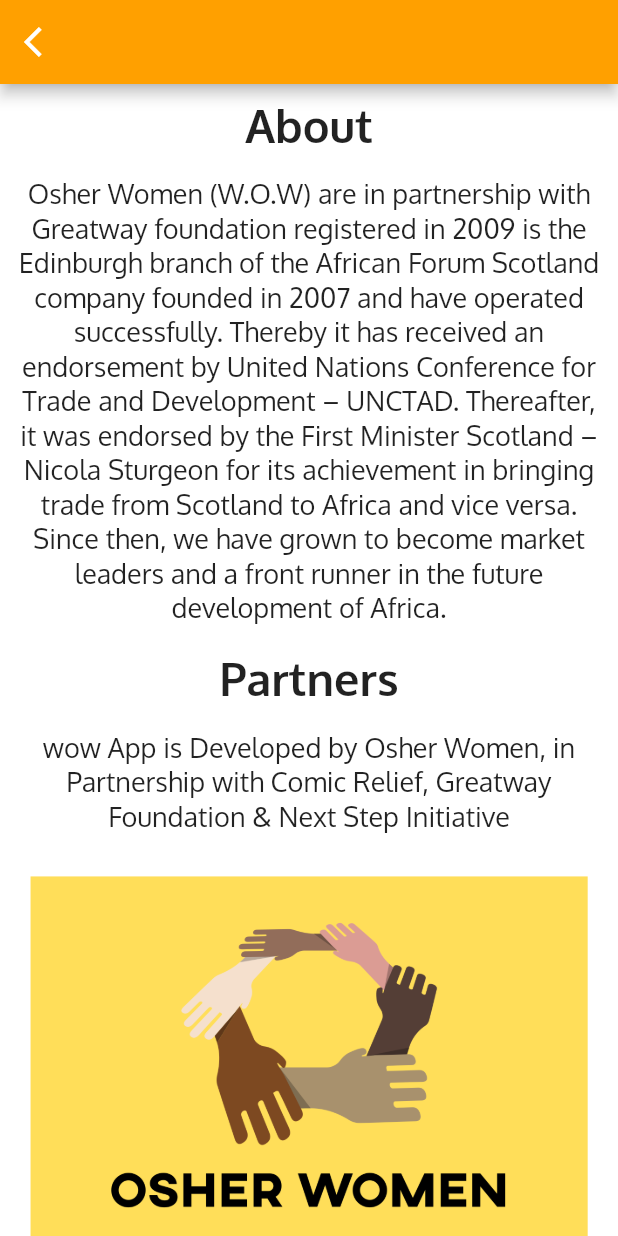
After one commit to zionnite/wow, a Flutter app: the AboutScreen screen opened by its route, on a phone screen of 412 x 824 dp. The commit adds this screen. Run offline on Flutter 3.47's test engine with Material 2 defaults, Android fonts, the phone set to English and light mode, and no system bars; our stand-ins replace cached_network_image, flutter_linkify, image_picker, modal_progress_hud, rxdart and 3 more; missing offline and left inert: dart:ffi, draggable_fab, giffy_dialog, popup_menu; accounts and stored records are empty; network calls fail.

Commit message:
Touching Fitting

```diff
--- a/lib/main.dart
+++ b/lib/main.dart
@@ -8,6 +8,7 @@ import 'package:wow/blocs/app_bloc.dart';
 import 'package:wow/blocs/bloc_provider.dart';
 import 'package:wow/blocs/forum_bloc.dart';
 import 'package:wow/bottom_navigation.dart';
+import 'package:wow/screen/about_screen.dart';
 import 'package:wow/screen/forum_detail_screen.dart';
 import 'package:wow/screen/forum_screen.dart';
 import 'package:wow/screen/home_screen.dart';
@@ -74,6 +75,7 @@ Future<void> main() async {
               RegistrationScreen.id: (context) => RegistrationScreen(),
               ResetPassword.id: (context) => ResetPassword(),
               UpdateUserProfile.id: (context) => UpdateUserProfile(),
+              AboutScreen.id: (context) => AboutScreen(),
             },
             home: isUserLogin == null ? LoginScreen() : Nav(),
           ),
--- /dev/null
+++ b/lib/screen/about_screen.dart
@@ -0,0 +1,158 @@
+import 'package:flutter/material.dart';
+import 'package:flutter_linkify/flutter_linkify.dart';
+import 'package:url_launcher/url_launcher.dart';
+
+class AboutScreen extends StatefulWidget {
+  static const String id = 'about_screen';
+  @override
+  _AboutScreenState createState() => _AboutScreenState();
+}
+
+class _AboutScreenState extends State<AboutScreen> {
+  final String about_us_link = 'https://osherwomen.com/About';
+  @override
+  Widget build(BuildContext context) {
+    return Scaffold(
+      backgroundColor: Colors.white,
+      appBar: AppBar(
+        leading: IconButton(
+          onPressed: () {
+            Navigator.pop(context);
+          },
+          icon: Icon(
+            Icons.arrow_back_ios,
+            color: Colors.white,
+          ),
+        ),
+        // title: Text(
+        //   'About W.0.W',
+        //   style: TextStyle(
+        //     color: Colors.white,
+        //   ),
+        // ),
+      ),
+      body: SingleChildScrollView(
+        child: Column(
+          children: [
+            Padding(
+              padding: const EdgeInsets.all(8.0),
+              child: Text(
+                'About',
+                style: TextStyle(
+                  fontSize: 30.0,
+                  fontWeight: FontWeight.bold,
+                ),
+              ),
+            ),
+            Padding(
+              padding: const EdgeInsets.all(8.0),
+              child: Text(
+                'Osher Women (W.O.W) are in partnership with Greatway foundation registered in 2009 is the Edinburgh branch of the African Forum Scotland company founded in 2007 and have operated successfully. Thereby it has received an endorsement by United Nations Conference for Trade and Development – UNCTAD. Thereafter, it was endorsed by the First Minister Scotland – Nicola Sturgeon for its achievement in bringing trade from Scotland to Africa and vice versa. Since then, we have grown to become market leaders and a front runner in the future development of Africa.',
+                style: TextStyle(
+                  fontSize: 18.0,
+                ),
+                textAlign: TextAlign.center,
+              ),
+            ),
+            Padding(
+              padding: const EdgeInsets.all(8.0),
+              child: Text(
+                'Partners',
+                style: TextStyle(
+                  fontSize: 30.0,
+                  fontWeight: FontWeight.bold,
+                ),
+              ),
+            ),
+            Padding(
+              padding: const EdgeInsets.all(8.0),
+              child: Text(
+                'wow App is Developed by Osher Women, in Partnership with Comic Relief, Greatway Foundation & Next Step Initiative',
+                style: TextStyle(
+                  fontSize: 18.0,
+                ),
+                textAlign: TextAlign.center,
+              ),
+            ),
+            Padding(
+              padding: const EdgeInsets.all(20.0),
+              child: Image.asset('assets/images/osher_women.jpg'),
+            ),
+            SizedBox(
+              height: 20,
+            ),
+            Padding(
+              padding: const EdgeInsets.all(20.0),
+              child: Image.asset('assets/images/great_way.png'),
+            ),
+            SizedBox(
+              height: 20,
+            ),
+            Padding(
+              padding: const EdgeInsets.all(20.0),
+              child: Image.asset(
+                'assets/images/next_step.png',
+                fit: BoxFit.fitWidth,
+              ),
+            ),
+            Padding(
+              padding: const EdgeInsets.all(20.0),
+              child: Image.asset(
+                'assets/images/comic_relief.png',
+                fit: BoxFit.fitWidth,
+              ),
+            ),
+
+            /*==Bottom===*/
+            Container(
+              margin: EdgeInsets.only(bottom: 50.0),
+              child: GestureDetector(
+                onTap: () {
+                  _launchUniversalLinkIos(about_us_link);
+                },
+                child: Card(
+                  color: Colors.redAccent,
+                  elevation: 10.0,
+                  child: Padding(
+                    padding: const EdgeInsets.only(
+                        top: 18.0, bottom: 18.0, left: 20.0, right: 20.0),
+                    child: Text(
+                      'Click here to read More',
+                      style: TextStyle(
+                        color: Colors.white,
+                      ),
+                    ),
+                  ),
+                ),
+              ),
+            ),
+          ],
+        ),
+      ),
+    );
+  }
+}
+
+Future<void> _onOpen(LinkableElement link) async {
+  if (await canLaunch(link.url)) {
+    await launch(link.url);
+  } else {
+    throw 'Could not launch $link';
+  }
+}
+
+Future<void> _launchUniversalLinkIos(String url) async {
+  if (await canLaunch(url)) {
+    final bool nativeAppLaunchSucceeded = await launch(
+      url,
+      forceSafariVC: false,
+      universalLinksOnly: true,
+    );
+    if (!nativeAppLaunchSucceeded) {
+      await launch(
+        url,
+        forceSafariVC: true,
+      );
+    }
+  }
+}
--- a/lib/services/ApiService.dart
+++ b/lib/services/ApiService.dart
@@ -735,10 +735,14 @@ Future<bool> updateUserProfile(
 
   var respond = await request.send();
   if (respond.statusCode == 200) {
+    var new_user_img = 'https://api.osherwomen.com/user_img/$my_id' +
+        '/' +
+        profileImage.filename;
     SharedPreferences prefs = await SharedPreferences.getInstance();
     prefs.setString('full_name', name);
     prefs.setString('age', age);
     prefs.setString('phone_no', phone);
+    prefs.setString('user_img', new_user_img);
     prefs.setBool('profile_updated', true);
     return true;
   } else {
--- a/lib/utils.dart
+++ b/lib/utils.dart
@@ -33,3 +33,5 @@ double screenHeightExcludingToolbar(BuildContext context,
     {double dividedBy = 1}) {
   return screenHeight(context, dividedBy: dividedBy, reducedBy: kToolbarHeight);
 }
+
+final int CURRENT_WOW_APP_VERSION = 1;
--- a/lib/widget/forum_widget.dart
+++ b/lib/widget/forum_widget.dart
@@ -736,16 +736,16 @@ class _ForumWidgetState extends State<ForumWidget> {
       });
     }
     //print('Quote Id => $selected_id');
-    print('Quote Name => $selected_menu');
+    // print('Quote Name => $selected_menu');
     //perform Operation to QuoteBloc
   }
 
   void onDismiss() {
-    print('Menu is dismiss');
+    //print('Menu is dismiss');
   }
 
   stateChanged(bool isShow) {
-    print('menu is ${isShow ? 'showing' : 'closed'}');
+    //print('menu is ${isShow ? 'showing' : 'closed'}');
   }
 
   void checkState(BuildContext context) {
```
Also changed, not shown: lib/screen/forum_make_comment.dart (+12 -0 lines), lib/screen/forum_make_post.dart (+15 -1 lines), lib/screen/home_screen.dart (+84 -11 lines), lib/screen/view_user_profile_screen.dart (+10 -4 lines), lib/widget/quote_widget.dart (+9 -5 lines), assets/images/comic_relief.png (added), assets/images/great_way.png (added), assets/images/next_step.png (added), assets/images/osher_women.jpg (added), assets/images/updates.gif (added).
